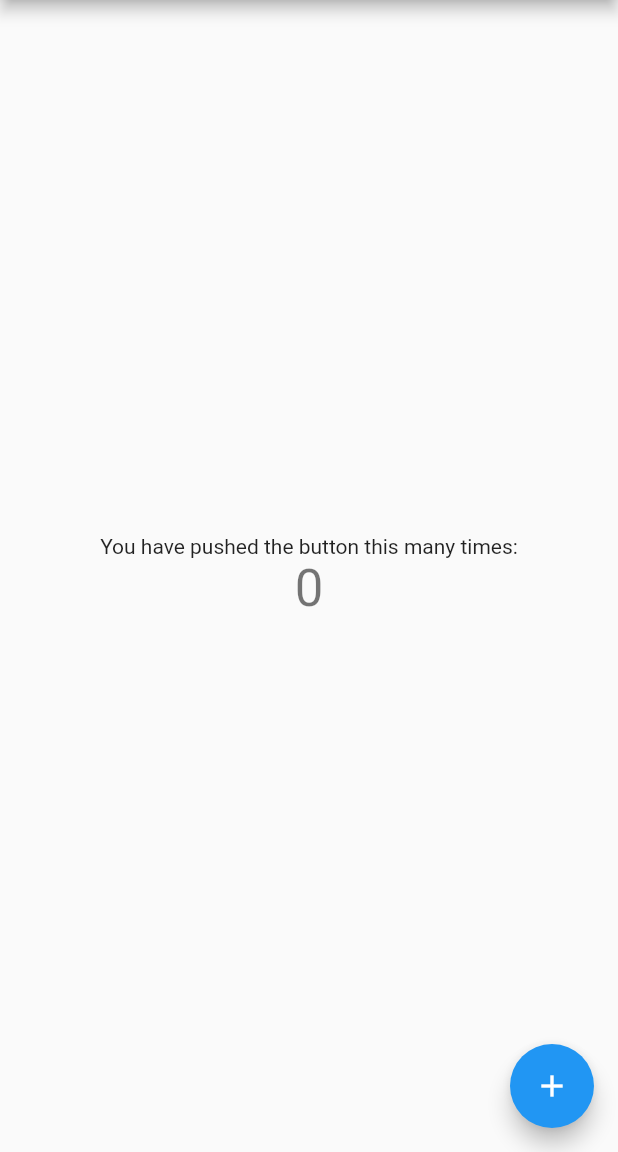
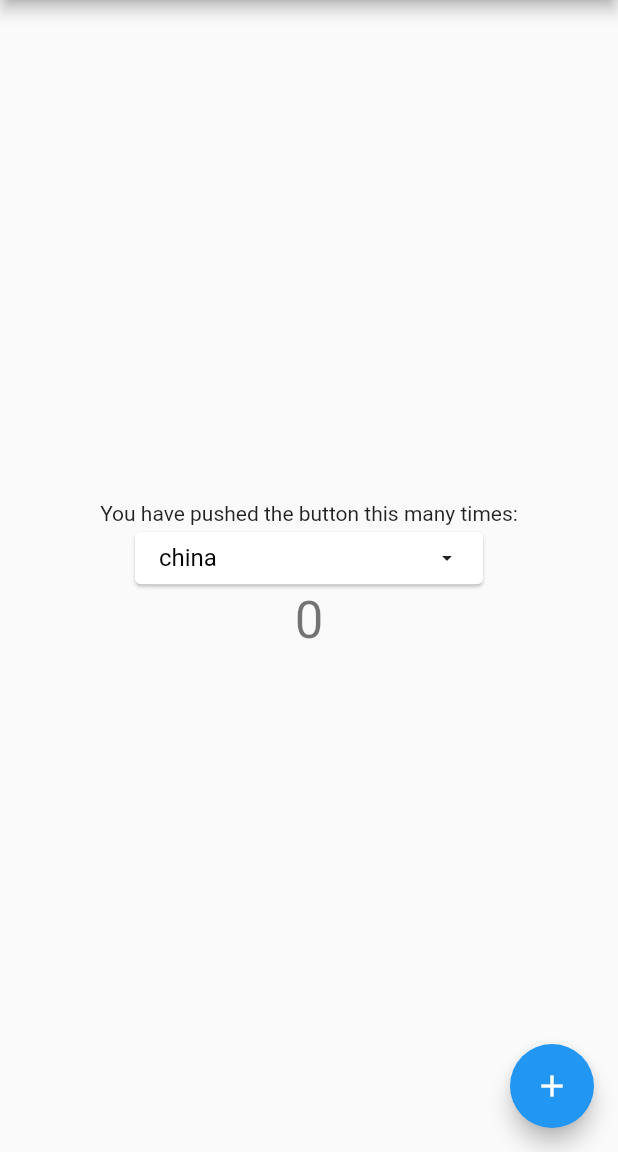
Before and after one commit to C-Marauder/flutter_widgets, a Flutter app: the screen it shows after launch, on a phone screen of 412 x 824 dp, the part 84-1236 px from its top. Run offline on Flutter 3.47's test engine with Material 2 defaults, Android fonts, the phone set to English and light mode, and no system bars.

Commit message:
新增selector组件

```diff
--- a/flutter_widgets/lib/flutter_widgets.dart
+++ b/flutter_widgets/lib/flutter_widgets.dart
@@ -1,3 +1,4 @@
 library flutter_widgets;
 
 export 'lifecycle_stream.dart';
+export 'halo.dart';
--- /dev/null
+++ b/flutter_widgets/lib/selector.dart
@@ -0,0 +1,184 @@
+import 'package:flutter/material.dart';
+
+class Selector extends StatefulWidget {
+  final Widget? leading;
+  final Widget? trailing;
+  // final Widget text;
+  final EdgeInsets? padding;
+  final EdgeInsets? margin;
+  final List<String> data;
+  final double? itemHeight;
+  final String initValue;
+  final TextStyle? textStyle;
+  final Color? itemBackgroundColor;
+  final double? elevation;
+  final double? radius;
+  final Color? itemSelectedColor;
+
+  final Widget Function(
+    BuildContext context,
+    String value,
+  ) itemBuilder;
+  const Selector(
+      {super.key,
+      this.leading,
+      this.trailing,
+      this.padding,
+      this.margin,
+      required this.itemBuilder,
+      required this.data,
+      this.itemHeight,
+      required this.initValue,
+      this.textStyle,
+      this.itemBackgroundColor,
+      this.elevation,
+      this.radius,
+      this.itemSelectedColor});
+  @override
+  State<StatefulWidget> createState() => _SelectorState();
+}
+
+class _SelectorState extends State<Selector> {
+  late final List<Widget> children = [];
+  late final EdgeInsets padding = widget.padding ??
+      const EdgeInsets.only(left: 16, right: 16, bottom: 8, top: 8);
+  late final GlobalKey globalKey = GlobalKey();
+  late final RelativeRect relativeRect;
+  late final ValueNotifier<String> valueNotifier =
+      ValueNotifier(widget.initValue);
+  late final double itemHeight = (widget.itemHeight ?? 48) * widget.data.length;
+  @override
+  void initState() {
+    super.initState();
+    WidgetsBinding.instance.addPostFrameCallback((timeStamp) {
+      final container =
+          globalKey.currentContext!.findRenderObject()! as RenderBox;
+      final overlay = Overlay.of(globalKey.currentContext!)!
+          .context
+          .findRenderObject() as RenderBox;
+
+      relativeRect = RelativeRect.fromRect(
+          Rect.fromPoints(
+              container.localToGlobal(Offset(0.0, container.size.height),
+                  ancestor: overlay),
+              container.localToGlobal(container.size.bottomRight(Offset.zero),
+                  ancestor: overlay)),
+          Offset.zero & overlay.size);
+      debugPrint('${relativeRect.left}${relativeRect.right}');
+    });
+
+    if (widget.leading != null) {
+      children.add(widget.leading!);
+    }
+    Duration duration = const Duration(milliseconds: 250);
+    final TextStyle textStyle =
+        widget.textStyle ?? const TextStyle(color: Colors.black, fontSize: 16);
+    children.add(ValueListenableBuilder<String>(
+        valueListenable: valueNotifier,
+        builder: (context, value, child) {
+          return AnimatedSwitcher(
+              duration: duration,
+              child: Text(value, key: ValueKey(value), style: textStyle),
+              transitionBuilder: (child, animation) {
+                return FadeTransition(opacity: animation, child: child);
+              });
+        }));
+
+    if (widget.trailing != null) {
+      children.add(widget.trailing!);
+    } else {
+      children.add(const Icon(Icons.arrow_drop_down, size: 16));
+    }
+  }
+
+  @override
+  Widget build(BuildContext context) {
+    // showMenu(context: context, position: position, items: items)
+    return InkWell(
+        onTap: () {
+          Navigator.of(context)
+              .push(_SelectorRoute(
+                  height: itemHeight,
+                  child: Material(
+                      elevation: widget.elevation ?? 4,
+                      borderRadius:
+                          BorderRadiusDirectional.circular(widget.radius ?? 8),
+                      color: widget.itemBackgroundColor ?? Colors.white,
+                      child: ListView.builder(
+                          itemBuilder: (context, index) {
+                            final value = widget.data[index];
+                            return InkWell(
+                              child: Container(
+                                  decoration: BoxDecoration(
+                                      color: value == valueNotifier.value
+                                          ? (widget.itemSelectedColor ??
+                                              Colors.grey.shade300)
+                                          : null),
+                                  padding: const EdgeInsets.only(
+                                      left: 16, right: 16),
+                                  alignment: AlignmentDirectional.centerStart,
+                                  height: widget.itemHeight ?? 48,
+                                  child: widget.itemBuilder(
+                                      context, widget.data[index])),
+                              onTap: () {
+                                Navigator.of(context).pop([widget.data[index]]);
+                              },
+                            );
+                          },
+                          itemCount: widget.data.length)),
+                  rect: relativeRect))
+              .then((value) {
+            final String newValue = value[0];
+            valueNotifier.value = newValue;
+          });
+        },
+        child: Container(
+            key: globalKey,
+            padding: padding,
+            margin: widget.margin,
+            child: Row(
+              mainAxisAlignment: MainAxisAlignment.spaceBetween,
+              children: children,
+            )));
+  }
+}
+
+class _SelectorRoute extends PopupRoute {
+  final Widget child;
+  final RelativeRect rect;
+  final double height;
+  late final Duration duration = const Duration(milliseconds: 250);
+  _SelectorRoute(
+      {required this.child, required this.rect, required this.height});
+  @override
+  Color? get barrierColor => Colors.transparent;
+
+  @override
+  bool get barrierDismissible => true;
+
+  @override
+  String? get barrierLabel => '';
+
+  @override
+  Widget buildPage(BuildContext context, Animation<double> animation,
+      Animation<double> secondaryAnimation) {
+    final rectAnimation = RelativeRectTween(
+            begin: RelativeRect.fromLTRB(
+                rect.left, rect.top, rect.right, rect.bottom),
+            end: RelativeRect.fromLTRB(rect.left, rect.top, rect.right, 0))
+        .animate(animation);
+    return SafeArea(
+        child: MediaQuery.removePadding(
+            context: context,
+            removeBottom: true,
+            removeLeft: true,
+            removeRight: true,
+            removeTop: true,
+            child: Stack(children: [
+              PositionedTransition(rect: rectAnimation, child: child)
+            ])));
+  }
+
+  @override
+  Duration get transitionDuration => duration;
+}
--- a/lib/main.dart
+++ b/lib/main.dart
@@ -1,4 +1,7 @@
+import 'dart:io';
+
 import 'package:flutter/material.dart';
+import 'package:flutter_widgets/selector.dart';
 
 void main() {
   runApp(const MyApp());
@@ -61,6 +64,14 @@ class _MyHomePageState extends State<MyHomePage> {
     });
   }
 
+  final List<String> data = <String>[
+    'china',
+    'sdsd',
+    'ssss',
+    '22222',
+    'dddd',
+    'dddddddss'
+  ];
   @override
   Widget build(BuildContext context) {
     // This method is rerun every time setState is called, for instance as done
@@ -98,6 +109,18 @@ class _MyHomePageState extends State<MyHomePage> {
             const Text(
               'You have pushed the button this many times:',
             ),
+            SizedBox(
+                width: 240,
+                child: Card(
+                    child: Selector(
+                        initValue: 'china',
+                        itemBuilder: (context, value) {
+                          return Text(
+                            value,
+                            style: TextStyle(color: Colors.black, fontSize: 12),
+                          );
+                        },
+                        data: data))),
             Text(
               '$_counter',
               style: Theme.of(context).textTheme.headline4,
--- a/pubspec.yaml
+++ b/pubspec.yaml
@@ -36,7 +36,8 @@ dependencies:
   # The following adds the Cupertino Icons font to your application.
   # Use with the CupertinoIcons class for iOS style icons.
   cupertino_icons: ^1.0.2
-
+  flutter_widgets:
+    path: ./flutter_widgets
 dev_dependencies:
   flutter_test:
     sdk: flutter
```
Also changed, not shown: flutter_widgets/lib/halo.dart (added, +93 -0 lines), flutter_widgets/lib/lifecycle_stream.dart (+24 -5 lines), pubspec.lock.
